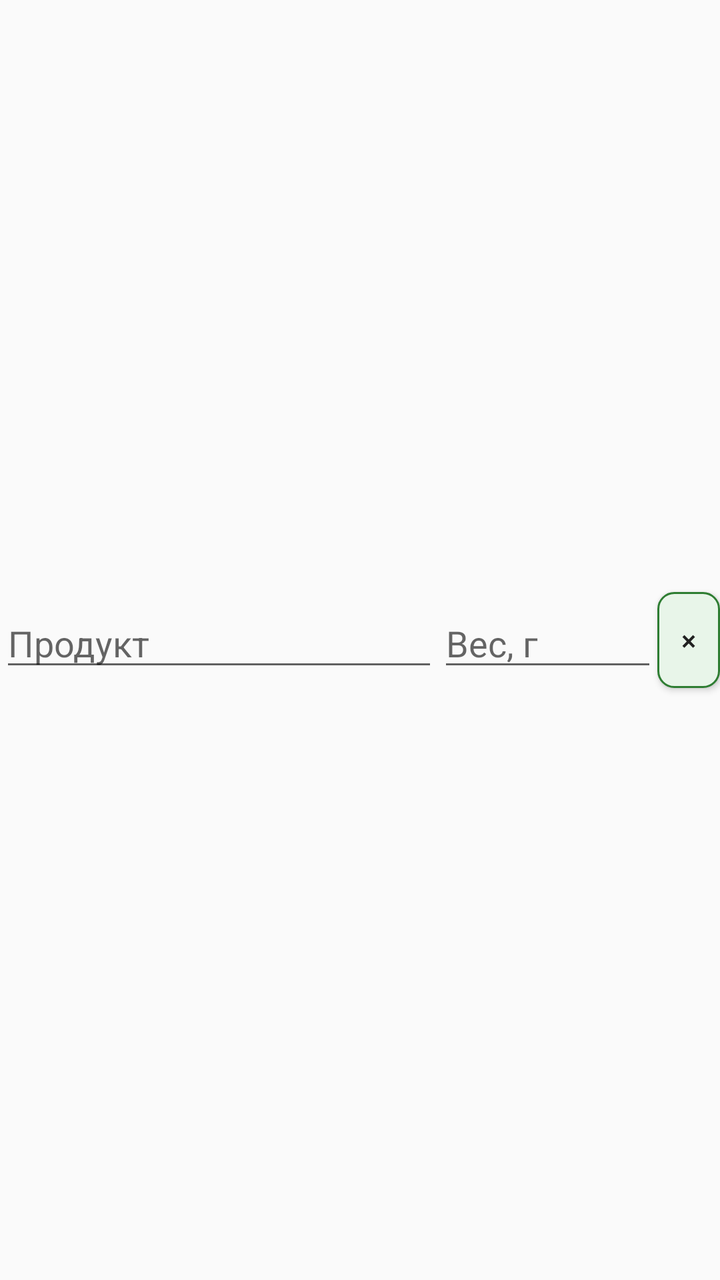
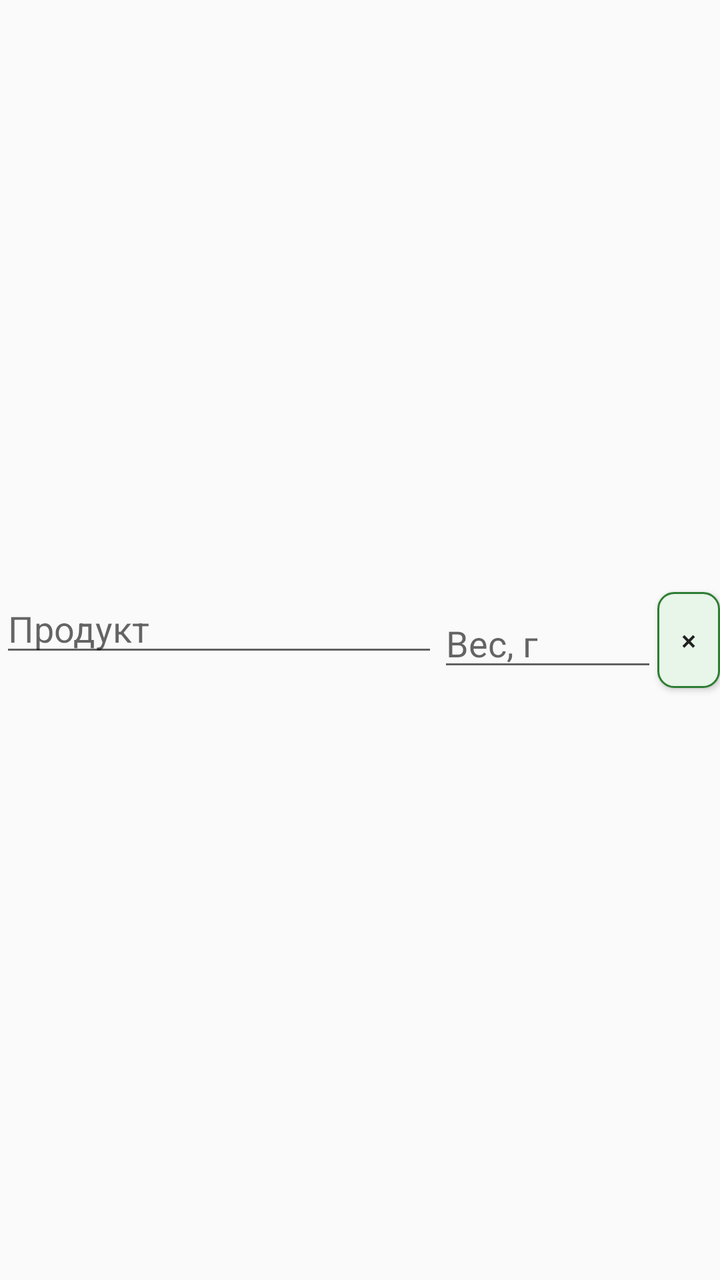

Two renders of the same Android screen: before a commit and after it. Below are the layout's source before the change and the commit's diff.
<!-- AndroidManifest.xml: application theme AppTheme.Light -->
<!-- res/layout/item_dish_ingredient.xml -->
<?xml version="1.0" encoding="utf-8"?>
<LinearLayout xmlns:android="http://schemas.android.com/apk/res/android"
    android:layout_width="match_parent"
    android:layout_height="wrap_content"
    android:orientation="horizontal"
    android:gravity="center_vertical"
    android:paddingVertical="2dp">

    <AutoCompleteTextView
        android:id="@+id/ingredientProduct"
        android:layout_width="0dp"
        android:layout_weight="2"
        android:layout_height="wrap_content"
        android:hint="@string/product_name" />

    <EditText
        android:id="@+id/ingredientWeight"
        android:layout_width="0dp"
        android:layout_weight="1"
        android:layout_height="wrap_content"
        android:hint="@string/grams"
        android:inputType="numberDecimal" />

    <Button style="@style/AppButton"
        android:id="@+id/removeIngredient"
        android:layout_width="wrap_content"
        android:layout_height="wrap_content"
        android:minWidth="0dp"
        android:text="@string/remove" />

</LinearLayout>
<!-- resources referenced by this layout -->
<resources>
  <string name="grams">Вес, г</string>
  <string name="product_name">Продукт</string>
  <string name="remove">×</string>
  <style name="AppButton" parent="@android:style/Widget.Material.Button">
          <item name="android:background">?attr/buttonBg</item>
          <item name="android:textColor">?android:attr/textColorPrimary</item>
          <item name="android:minHeight">48dp</item>
          <item name="android:textSize">14sp</item>
          <item name="android:paddingStart">12dp</item>
          <item name="android:paddingEnd">12dp</item>
      </style>
  <style name="AppTheme.Light" parent="@android:style/Theme.Material.Light">
          <item name="android:windowBackground">@color/light_bg</item>
          <item name="android:textColorPrimary">@color/light_text</item>
          <item name="android:textColorSecondary">@color/light_secondary</item>
          <item name="android:colorAccent">@color/accent_light</item>
          <item name="buttonBg">@drawable/rounded_button_light</item>
          <item name="progressTrack">@color/track_light</item>
          <item name="progressKcal">@color/kcal_color</item>
          <item name="progressProtein">@color/protein_color</item>
          <item name="progressFat">@color/fat_color</item>
          <item name="progressCarbs">@color/carbs_color</item>
      </style>
  <color name="light_bg">#FAFAFA</color>
  <color name="light_text">#212121</color>
  <color name="light_secondary">#616161</color>
  <color name="accent_light">#2E7D32</color>
  <!-- drawable rounded_button_light (drawable) -->
  <?xml version="1.0" encoding="utf-8"?>
  <shape xmlns:android="http://schemas.android.com/apk/res/android"
      android:shape="rectangle">
      <solid android:color="#E8F5E9" />
      <stroke android:width="1dp" android:color="#2E7D32" />
      <corners android:radius="8dp" />
      <padding android:left="12dp" android:top="6dp" android:right="12dp" android:bottom="6dp" />
  </shape>
  <color name="track_light">#E0E0E0</color>
  <color name="kcal_color">#EF6C00</color>
  <color name="protein_color">#1976D2</color>
  <color name="fat_color">#C2185B</color>
  <color name="carbs_color">#7B1FA2</color>
</resources>

<!-- the commit's change to res/layout/item_dish_ingredient.xml (unified diff, before → after) -->
@@ -6,12 +6,24 @@
     android:gravity="center_vertical"
     android:paddingVertical="2dp">
 
-    <AutoCompleteTextView
-        android:id="@+id/ingredientProduct"
+    <LinearLayout
         android:layout_width="0dp"
         android:layout_weight="2"
         android:layout_height="wrap_content"
-        android:hint="@string/product_name" />
+        android:orientation="vertical">
+
+        <AutoCompleteTextView
+            android:id="@+id/ingredientProduct"
+            android:layout_width="match_parent"
+            android:layout_height="wrap_content"
+            android:hint="@string/product_name" />
+
+        <TextView
+            android:id="@+id/ingredientInfo"
+            android:layout_width="match_parent"
+            android:layout_height="wrap_content"
+            android:textSize="11sp" />
+    </LinearLayout>
 
     <EditText
         android:id="@+id/ingredientWeight"
